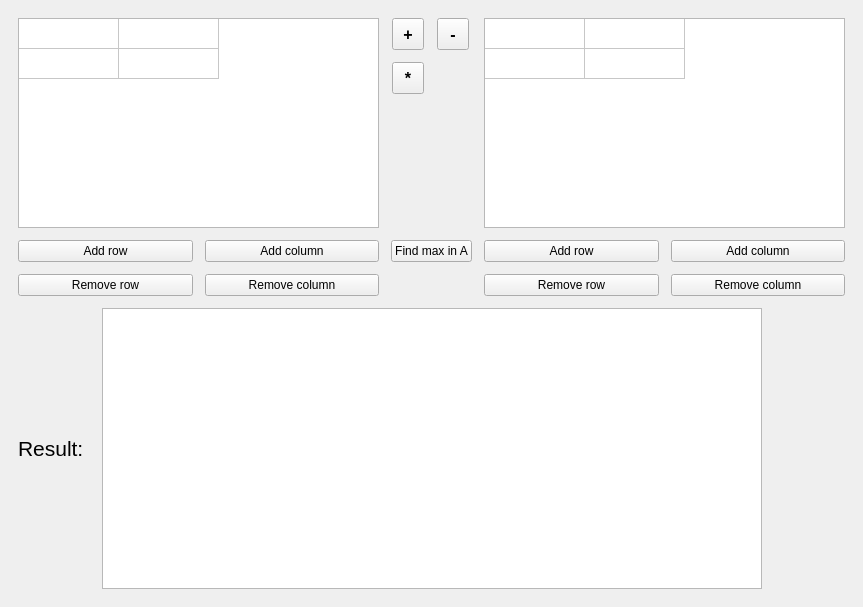
Qt form mainwindow.ui (BirdBirdBoo/OOP_Lab7) before a commit.
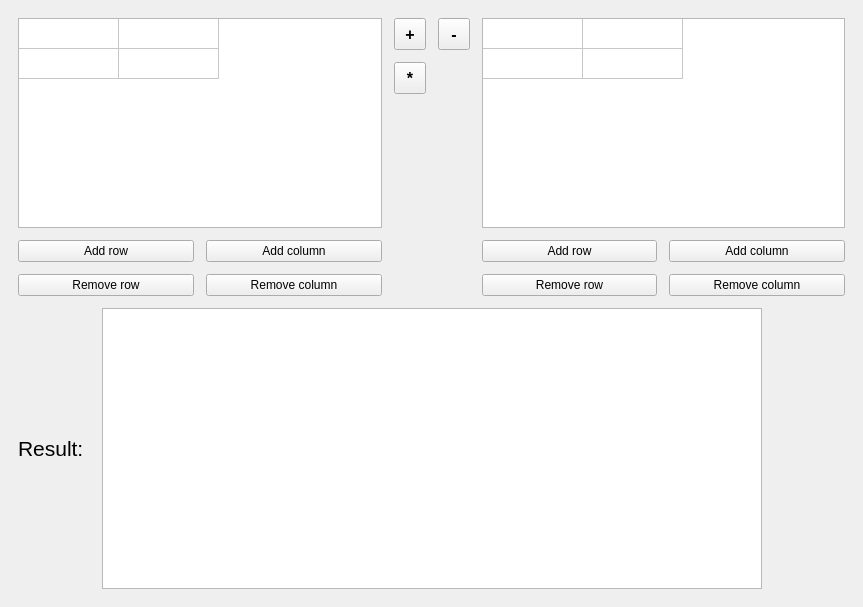
The same form after that commit.

Diff of the .ui file:
```diff
--- a/mainwindow.ui
+++ b/mainwindow.ui
@@ -262,13 +262,6 @@
         </property>
        </widget>
       </item>
-      <item row="1" column="2">
-       <widget class="QPushButton" name="pushButton">
-        <property name="text">
-         <string>Find max in A</string>
-        </property>
-       </widget>
-      </item>
      </layout>
     </item>
     <item row="1" column="0">
```
Left out of the diff: 2 changed lines with no effect on the pictures.
